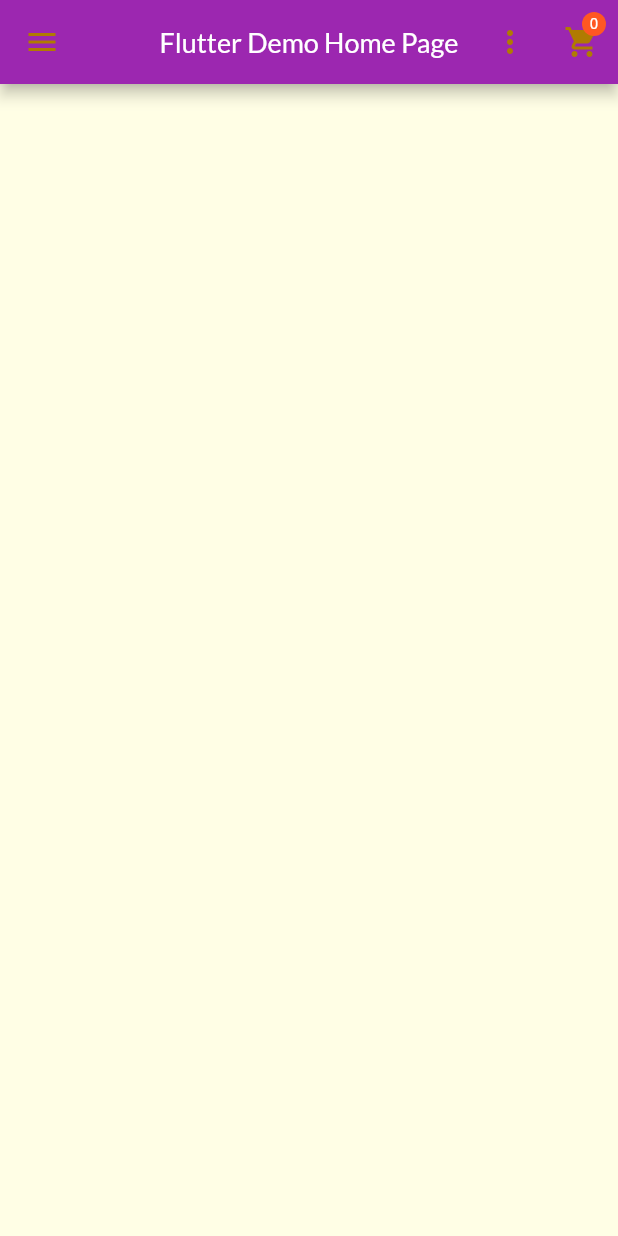
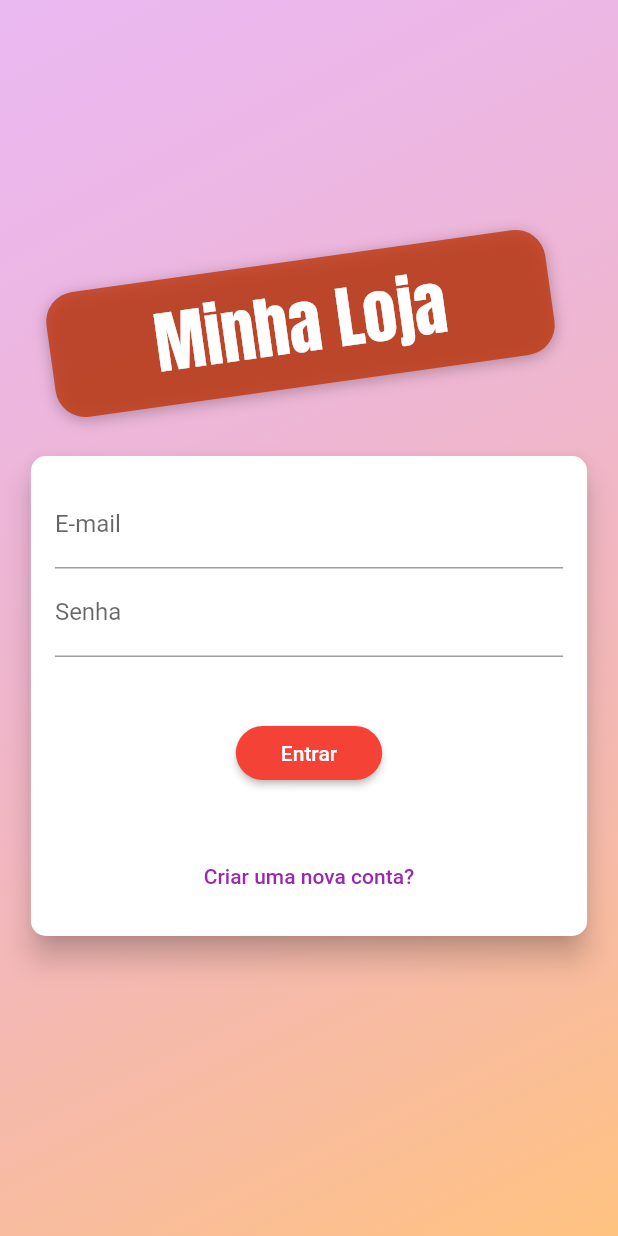
Before and after one commit to gilvancosta/shop_2023, a Flutter app: the screen it shows after launch, on a phone screen of 412 x 824 dp. Run offline on Flutter 3.47's test engine with Material 2 defaults, Android fonts, the phone set to English and light mode, and no system bars.

Commit message:
Tela de Autenticação

```diff
--- a/lib/src/app.dart
+++ b/lib/src/app.dart
@@ -2,7 +2,6 @@
 import 'package:flutter/material.dart';
 import 'package:provider/provider.dart';
 import 'package:shop_2023/src/domain/entities/cart_entity.dart';
-
 
 import 'package:shop_2023/src/core/ui/theme/app_theme.dart';
 import 'package:shop_2023/src/ui/app_routes.dart';
@@ -10,9 +9,9 @@ import 'package:shop_2023/src/ui/app_routes.dart';
 import 'package:shop_2023/src/ui/pages/home/home_page.dart';
 import 'package:shop_2023/src/ui/pages/product_detail/products_detail_page.dart';
 
-
 import 'domain/entities/order_list_entity.dart';
 import 'domain/entities/product_list_entity.dart';
+import 'ui/pages/auth/auth_page.dart';
 import 'ui/pages/cart/cart_page.dart';
 import 'ui/pages/order/orders_page.dart';
 import 'ui/pages/product_list/product_list_page.dart';
@@ -50,9 +49,10 @@ class _MyAppState extends State<MyApp> {
         debugShowCheckedModeBanner: false,
         title: 'Vamos Cozinhar?',
         theme: MyAppTheme.themeData,
-        initialRoute: AppRoutes.home,
+        initialRoute: AppRoutes.auth,
         // initialRoute: AppRoutes.counter,
         routes: {
+          AppRoutes.auth: (ctx) => const AuthPage(),
           AppRoutes.home: (ctx) => HomePageApp(title: widget.title),
           AppRoutes.productDetail: (ctx) => const ProductsDetailPage(),
           AppRoutes.cart: (ctx) => const CartPage(),
--- a/lib/src/ui/app_routes.dart
+++ b/lib/src/ui/app_routes.dart
@@ -1,5 +1,6 @@
 class AppRoutes {
-  static const home = '/';
+  static const auth = '/';
+  static const home = '/home';
   static const productDetail = '/product-detail';
   static const counter = '/counter';
   static const cart = '/cart';
--- /dev/null
+++ b/lib/src/ui/pages/auth/auth_page.dart
@@ -0,0 +1,67 @@
+import 'package:flutter/material.dart';
+
+import 'widgets/auth_form_widget.dart';
+
+class AuthPage extends StatelessWidget {
+  const AuthPage({super.key});
+
+  @override
+  Widget build(BuildContext context) {
+    return Scaffold(
+      body: Stack(
+        children: [
+          Container(
+            decoration: BoxDecoration(
+              gradient: LinearGradient(
+                colors: [
+                  const Color.fromRGBO(215, 117, 255, 1).withOpacity(0.5),
+                  const Color.fromRGBO(255, 188, 117, 1).withOpacity(0.9),
+                ],
+                begin: Alignment.topLeft,
+                end: Alignment.bottomRight,
+              ),
+            ),
+          ),
+          Container(
+            width: double.infinity,
+            //  height: double.infinity,
+            child: Column(
+              mainAxisAlignment: MainAxisAlignment.center,
+              crossAxisAlignment: CrossAxisAlignment.center,
+              children: [
+                Container(
+                  margin:  const EdgeInsets.only(bottom: 20),
+                  padding:  const EdgeInsets.symmetric(
+                    vertical: 8,
+                    horizontal: 70,
+                  ),
+                  transform: Matrix4.rotationZ(-8 * 3.14 / 180)..translate(-10.0),
+                  decoration: BoxDecoration(
+                    borderRadius: BorderRadius.circular(20),
+                    color: Colors.deepOrange.shade900.withOpacity(0.8),
+                    boxShadow:  const [
+                      BoxShadow(
+                        blurRadius: 8,
+                        color: Colors.black26,
+                        offset: Offset(0, 2),
+                      )
+                    ],
+                  ),
+                  child:  const Text(
+                    'Minha Loja',
+                    style: TextStyle(
+                      fontSize: 45,
+                      fontFamily: 'Anton',
+                      color: Colors.white,
+                    ),
+                  ),
+                ),
+                const AuthFormWidget(),
+              ],
+            ),
+          )
+        ],
+      ),
+    );
+  }
+}
--- /dev/null
+++ b/lib/src/ui/pages/auth/widgets/auth_form_widget.dart
@@ -0,0 +1,140 @@
+import 'package:flutter/material.dart';
+
+enum AuthMode { signup, login }
+
+class AuthFormWidget extends StatefulWidget {
+  const AuthFormWidget({super.key});
+
+  @override
+  State<AuthFormWidget> createState() => _AuthFormWidgetState();
+}
+
+class _AuthFormWidgetState extends State<AuthFormWidget> {
+  AuthMode _authMode = AuthMode.login;
+
+  final GlobalKey<FormState> _formKey = GlobalKey();
+  final _passwordController = TextEditingController();
+  final _emailController = TextEditingController();
+
+  bool _isloading = false;
+
+  final Map<String, String> _authData = {'email': '', 'password': ''};
+
+  bool _isLogin() => _authMode == AuthMode.login;
+  bool _isSignup() => _authMode == AuthMode.signup;
+
+  void _switchAuthMode() {
+    if (_isLogin()) {
+      setState(() {
+        _authMode = AuthMode.signup;
+      });
+    } else {
+      setState(() {
+        _authMode = AuthMode.login;
+      });
+    }
+  }
+
+  void _submit() {
+    final isvalid = _formKey.currentState?.validate() ?? false;
+    if (!isvalid) {
+      return;
+    }
+
+    setState(() => _isloading = true);
+
+    _formKey.currentState?.save();
+
+    if (_isLogin()) {
+      // Login
+    } else {
+      // Signup
+    }
+
+    setState(() => _isloading = false);
+  }
+
+  @override
+  Widget build(BuildContext context) {
+    final deviceSize = MediaQuery.of(context).size;
+    return Card(
+      elevation: 8,
+      shape: RoundedRectangleBorder(borderRadius: BorderRadius.circular(10)),
+      child: Container(
+        padding: const EdgeInsets.all(16),
+        height: 320,
+        width: deviceSize.width * 0.9,
+        child: Form(
+          child: Column(
+            children: [
+              TextFormField(
+                decoration: const InputDecoration(labelText: 'E-mail'),
+                keyboardType: TextInputType.emailAddress,
+                onSaved: (email) => _authData['email'] = email ?? '',
+                validator: (emailValue) {
+                  final email = emailValue ?? '';
+                  if (email.trim().isEmpty || !email.contains('@')) {
+                    return 'Informe um e-mail válido!';
+                  }
+                  return null;
+                },
+              ),
+              TextFormField(
+                controller: _passwordController,
+                decoration: const InputDecoration(labelText: 'Senha'),
+                obscureText: true,
+                onSaved: (password) => _authData['email'] = password ?? '',
+                validator: (passwordValue) {
+                  final password = passwordValue ?? '';
+                  if (password.trim().isEmpty || password.length >= 5) {
+                    return 'Informe um e-mail válido!';
+                  }
+                  return null;
+                },
+              ),
+              const SizedBox(height: 20),
+              if (_isSignup())
+                TextFormField(
+                  decoration: const InputDecoration(labelText: 'Confirmar Senha'),
+                  obscureText: true,
+                  validator: _isLogin()
+                      ? null
+                      : (password) {
+                          if (password != _passwordController.text) {
+                            return 'Senhas são diferentes!';
+                          }
+                          return null;
+                        },
+                ),
+              const SizedBox(height: 20),
+              if (_isloading)
+                const CircularProgressIndicator()
+              else
+                ElevatedButton(
+                    onPressed: _submit,
+                    style: ElevatedButton.styleFrom(
+                      // mudar a cor do botão para vermelho
+                      backgroundColor: Colors.red, // Definindo a cor vermelha
+
+                      shape: RoundedRectangleBorder(
+                        borderRadius: BorderRadius.circular(30),
+                      ),
+                      padding: const EdgeInsets.symmetric(horizontal: 30, vertical: 8),
+                    ),
+                    child: Text(
+                      _isLogin() ? 'Entrar' : 'Cadastrar',
+                    )),
+              const Spacer(),
+              TextButton(
+                onPressed: _switchAuthMode,
+                child: Text(
+                  _isLogin() ? 'Criar uma nova conta?' : 'Já possui uma conta?',
+                ),
+              ),
+            ],
+          ),
+        ),
+      ),
+    );
+  }
+}
```
Also changed, not shown: lib/src/ui/pages/home/home_page.dart (+4 -4 lines).
